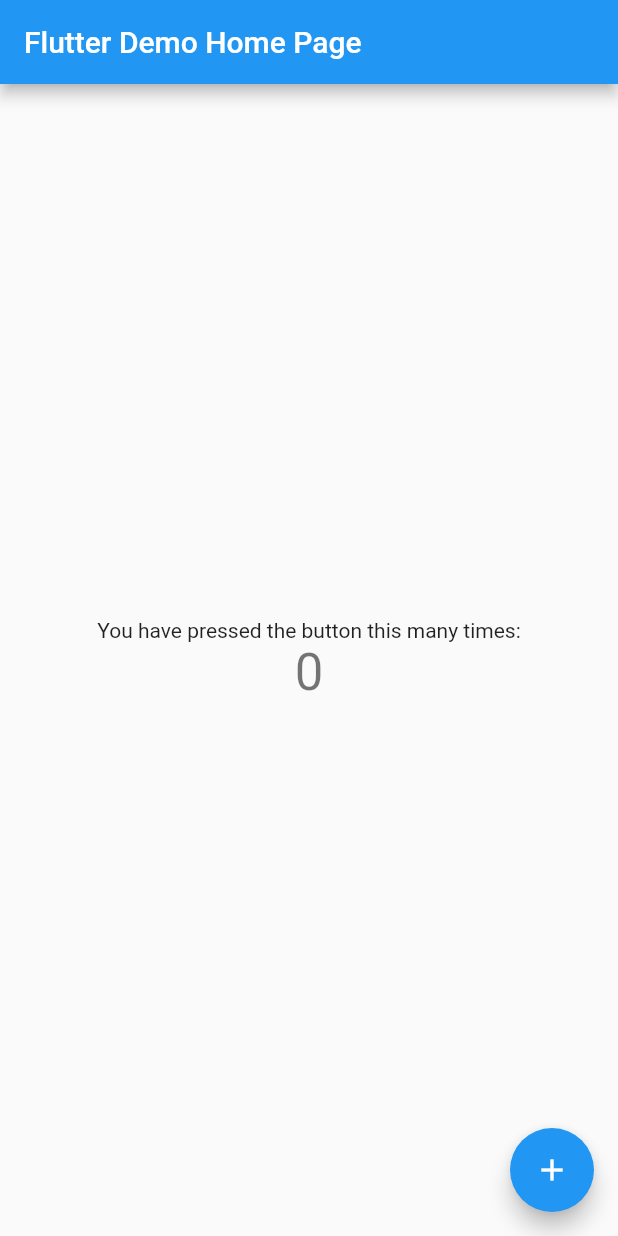
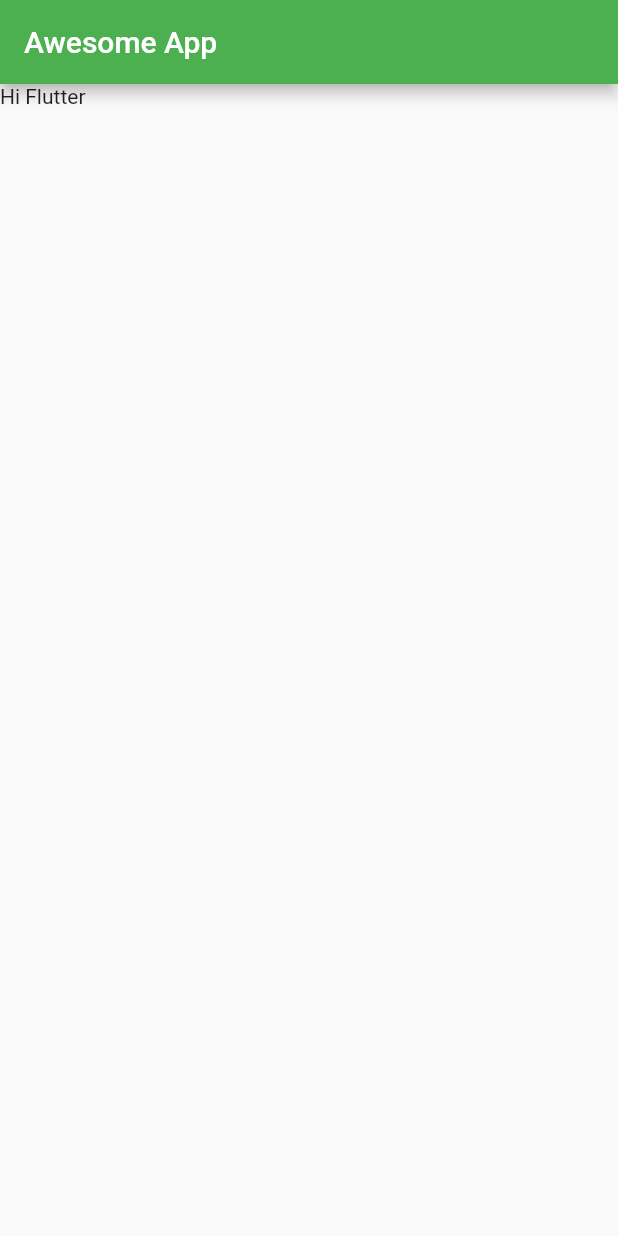
Before and after one commit to sybergeek/learning-flutter, a Flutter app: the screen it shows after launch, on a phone screen of 412 x 824 dp. Run offline on Flutter 3.47's test engine with Material 2 defaults, Android fonts, the phone set to English and light mode, and no system bars.

Commit message:
basic stateless widget with appbar

```diff
--- a/awesome_app/lib/main.dart
+++ b/awesome_app/lib/main.dart
@@ -1,117 +1,25 @@
+import 'package:flutter/widgets.dart';
 import 'package:flutter/material.dart';
+import 'package:flutter/cupertino.dart';
 
 void main() {
-  runApp(MyApp());
+  // WidgetsApp // MaterialApp // CupertinoApp
+  runApp(MaterialApp(
+    home: HomePage(),
+    theme: ThemeData(primarySwatch: Colors.green),
+  ));
 }
 
-class MyApp extends StatelessWidget {
-  // This widget is the root of your application.
+class HomePage extends StatelessWidget {
   @override
   Widget build(BuildContext context) {
-    return MaterialApp(
-      title: 'Flutter Demo',
-      theme: ThemeData(
-        // This is the theme of your application.
-        //
-        // Try running your application with "flutter run". You'll see the
-        // application has a blue toolbar. Then, without quitting the app, try
-        // changing the primarySwatch below to Colors.green and then invoke
-        // "hot reload" (press "r" in the console where you ran "flutter run",
-        // or simply save your changes to "hot reload" in a Flutter IDE).
-        // Notice that the counter didn't reset back to zero; the application
-        // is not restarted.
-        primarySwatch: Colors.blue,
-        // This makes the visual density adapt to the platform that you run
-        // the app on. For desktop platforms, the controls will be smaller and
-        // closer together (more dense) than on mobile platforms.
-        visualDensity: VisualDensity.adaptivePlatformDensity,
+    return Scaffold(
+      appBar: AppBar(
+        title: Text("Awesome App"),
       ),
-      home: MyHomePage(title: 'Flutter Demo Home Page'),
+      body: Container(
+        child: Text("Hi Flutter"),
+      ),
     );
   }
 }
-
-class MyHomePage extends StatefulWidget {
-  MyHomePage({Key key, this.title}) : super(key: key);
-
-  // This widget is the home page of your application. It is stateful, meaning
-  // that it has a State object (defined below) that contains fields that affect
-  // how it looks.
-
-  // This class is the configuration for the state. It holds the values (in this
-  // case the title) provided by the parent (in this case the App widget) and
-  // used by the build method of the State. Fields in a Widget subclass are
-  // always marked "final".
-
-  final String title;
-
-  @override
-  _MyHomePageState createState() => _MyHomePageState();
-}
-
-class _MyHomePageState extends State<MyHomePage> {
-  int _counter = 0;
-
-  void _incrementCounter() {
-    setState(() {
-      // This call to setState tells the Flutter framework that something has
-      // changed in this State, which causes it to rerun the build method below
-      // so that the display can reflect the updated values. If we changed
-      // _counter without calling setState(), then the build method would not be
-      // called again, and so nothing would appear to happen.
-      _counter++;
-    });
-  }
-
-  @override
-  Widget build(BuildContext context) {
-    // This method is rerun every time setState is called, for instance as done
-    // by the _incrementCounter method above.
-    //
-    // The Flutter framework has been optimized to make rerunning build methods
-    // fast, so that you can just rebuild anything that needs updating rather
-    // than having to individually change instances of widgets.
-    return Scaffold(
-      appBar: AppBar(
-        // Here we take the value from the MyHomePage object that was created by
-        // the App.build method, and use it to set our appbar title.
-        title: Text(widget.title),
-      ),
-      body: Center(
-        // Center is a layout widget. It takes a single child and positions it
-        // in the middle of the parent.
-        child: Column(
-          // Column is also a layout widget. It takes a list of children and
-          // arranges them vertically. By default, it sizes itself to fit its
-          // children horizontally, and tries to be as tall as its parent.
-          //
-          // Invoke "debug painting" (press "p" in the console, choose the
-          // "Toggle Debug Paint" action from the Flutter Inspector in Android
-          // Studio, or the "Toggle Debug Paint" command in Visual Studio Code)
-          // to see the wireframe for each widget.
-          //
-          // Column has various properties to control how it sizes itself and
-          // how it positions its children. Here we use mainAxisAlignment to
-          // center the children vertically; the main axis here is the vertical
-          // axis because Columns are vertical (the cross axis would be
-          // horizontal).
-          mainAxisAlignment: MainAxisAlignment.center,
-          children: <Widget>[
-            Text(
-              'You have pressed the button this many times:',
-            ),
-            Text(
-              '$_counter',
-              style: Theme.of(context).textTheme.headline4,
-            ),
-          ],
-        ),
-      ),
-      floatingActionButton: FloatingActionButton(
-        onPressed: _incrementCounter,
-        tooltip: 'Increment',
-        child: Icon(Icons.add),
-      ), // This trailing comma makes auto-formatting nicer for build methods.
-    );
-  }
-}
```
